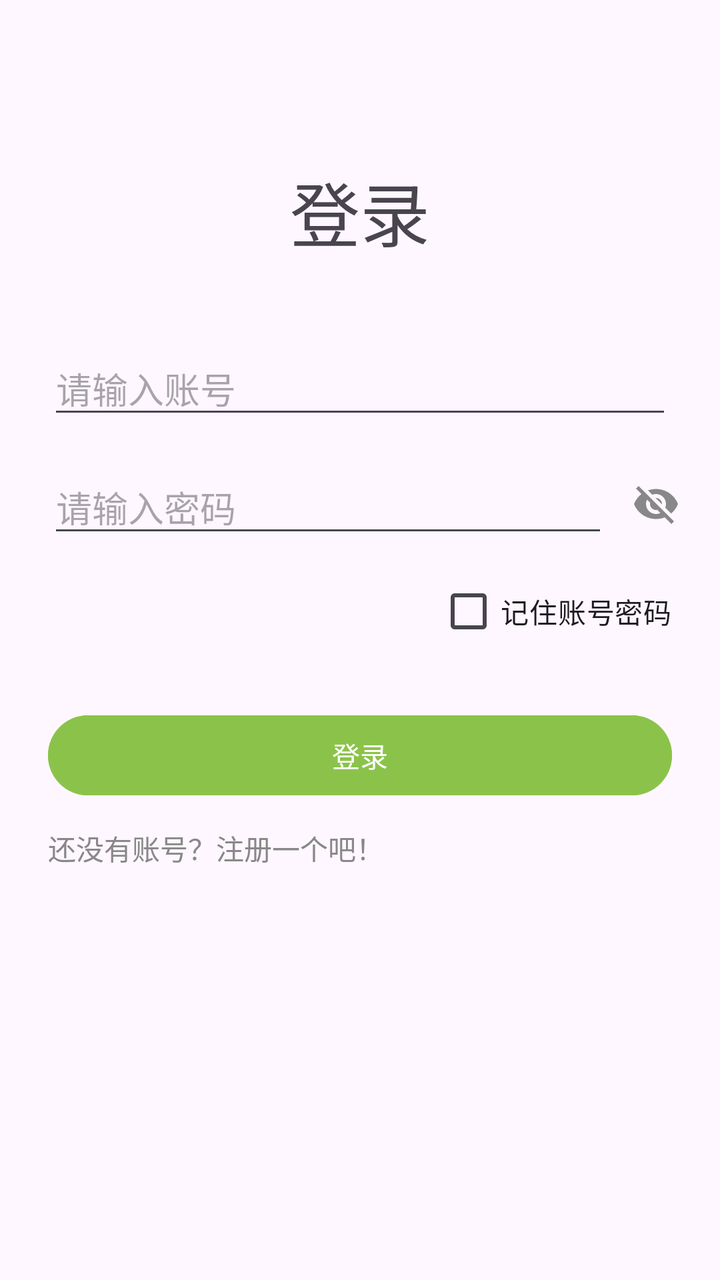
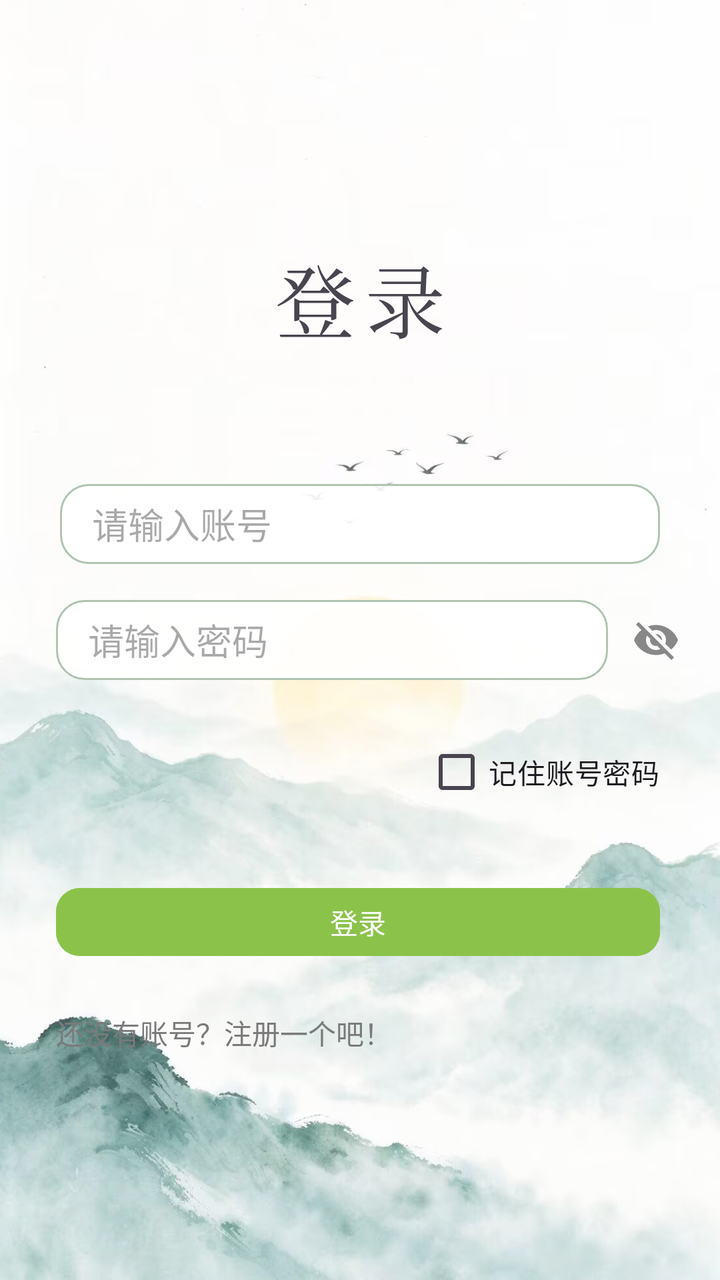

An Android layout rendered at two revisions. The XML below is the earlier revision; the diff shows what the commit changed to produce the second picture.
<!-- AndroidManifest.xml: application theme Theme.PoemApp -->
<!-- res/layout/login.xml -->
<?xml version="1.0" encoding="utf-8"?>
<androidx.constraintlayout.widget.ConstraintLayout xmlns:android="http://schemas.android.com/apk/res/android"
    xmlns:app="http://schemas.android.com/apk/res-auto"
    xmlns:tools="http://schemas.android.com/tools"
    android:id="@+id/main"
    android:layout_width="match_parent"
    android:layout_height="match_parent"
    tools:context=".Ui.Login">

    <TextView
        android:id="@+id/loginTitle"
        android:layout_width="0dp"
        android:layout_height="wrap_content"
        app:layout_constraintStart_toStartOf="parent"
        app:layout_constraintEnd_toEndOf="parent"
        android:layout_marginTop="80dp"
        android:text="登录"
        android:textSize="35sp"
        app:layout_constraintTop_toTopOf="parent"
        android:gravity="center"/>

    <EditText
    android:layout_width="0dp"
    android:layout_height="wrap_content"
    android:id="@+id/etAccount"
    android:hint="请输入账号"
    app:layout_constraintStart_toStartOf="parent"
    app:layout_constraintEnd_toEndOf="parent"
    android:layout_marginStart="24dp"
    android:layout_marginEnd="24dp"
    app:layout_constraintTop_toBottomOf="@id/loginTitle"
    android:layout_marginTop="40dp"/>

    <EditText
        android:layout_width="0dp"
        android:layout_height="wrap_content"
        android:id="@+id/etPassword"
        android:hint="请输入密码"
        android:inputType="textPassword"
        app:layout_constraintStart_toStartOf="parent"
        app:layout_constraintEnd_toEndOf="parent"
        android:layout_marginStart="24dp"
        android:layout_marginEnd="56dp"
        app:layout_constraintTop_toBottomOf="@id/etAccount"
        android:layout_marginTop="16dp"/>

    <ImageView
        android:id="@+id/ivTogglePassword"
        android:layout_width="40dp"
        android:layout_height="40dp"
        android:padding="8dp"
        android:src="@drawable/ic_visibility_off"
        android:background="?attr/selectableItemBackgroundBorderless"
        app:layout_constraintEnd_toEndOf="parent"
        app:layout_constraintTop_toTopOf="@id/etPassword"
        app:layout_constraintBottom_toBottomOf="@id/etPassword"
        android:layout_marginEnd="12dp" />

    <CheckBox
        android:layout_width="wrap_content"
        android:layout_height="wrap_content"
        android:id="@+id/cbRememberPassword"
        android:text="记住账号密码"
        android:textSize="14sp"
        app:layout_constraintEnd_toEndOf="@id/btnLogin"
        app:layout_constraintTop_toBottomOf="@id/etPassword"
        android:layout_marginTop="8dp"/>


    <Button
        android:id="@+id/btnLogin"
        android:text="登录"
        android:backgroundTint="#8BC34A"
        android:textColor="#FFFFFF"
        android:layout_width="0dp"
        android:layout_height="wrap_content"
        app:layout_constraintStart_toStartOf="parent"
        app:layout_constraintEnd_toEndOf="parent"
        android:layout_marginStart="24dp"
        android:layout_marginEnd="24dp"
        app:layout_constraintTop_toBottomOf="@id/cbRememberPassword"
        android:layout_marginTop="24dp" />


    <TextView
        android:layout_width="0dp"
        android:layout_height="wrap_content"
        android:id="@+id/toGoToRegister"
        android:text="还没有账号？注册一个吧！"
        android:textSize="14sp"
        android:textColor="#888888"
        app:layout_constraintStart_toStartOf="parent"
        app:layout_constraintEnd_toEndOf="parent"
        android:layout_marginStart="24dp"
        android:layout_marginEnd="24dp"
        app:layout_constraintTop_toBottomOf="@id/btnLogin"
        android:layout_marginTop="12dp"/>


</androidx.constraintlayout.widget.ConstraintLayout>
<!-- resources referenced by this layout -->
<resources>
  <!-- drawable ic_visibility_off (drawable) -->
  <vector xmlns:android="http://schemas.android.com/apk/res/android"
      android:width="24dp"
      android:height="24dp"
      android:viewportWidth="24"
      android:viewportHeight="24"
      android:tint="#888888">
      <path
          android:fillColor="@android:color/white"
          android:pathData="M12,7c2.76,0 5,2.24 5,5 0,0.65 -0.13,1.26 -0.36,1.83l2.92,2.92c1.51,-1.26 2.7,-2.89 3.43,-4.75 -1.73,-4.39 -6,-7.5 -11,-7.5 -1.4,0 -2.74,0.25 -3.98,0.7l2.16,2.16C10.74,7.13 11.35,7 12,7zM2,4.27l2.28,2.28 0.46,0.46C3.08,8.3 1.78,10.02 1,12c1.73,4.39 6,7.5 11,7.5 1.55,0 3.03,-0.3 4.38,-0.84l0.42,0.42L19.73,22 21,20.73 3.27,3 2,4.27zM7.53,9.8l1.55,1.55c-0.05,0.21 -0.08,0.43 -0.08,0.65 0,1.66 1.34,3 3,3 0.22,0 0.44,-0.03 0.65,-0.08l1.55,1.55c-0.67,0.33 -1.41,0.53 -2.2,0.53 -2.76,0 -5,-2.24 -5,-5 0,-0.79 0.2,-1.53 0.53,-2.2zM11.84,9.02l3.15,3.15 0.02,-0.16c0,-1.66 -1.34,-3 -3,-3l-0.17,0.01z" />
  </vector>
  <style name="Theme.PoemApp" parent="Base.Theme.PoemApp" />
  <style name="Base.Theme.PoemApp" parent="Theme.Material3.DayNight.NoActionBar">
          
          
      </style>
</resources>

<!-- the commit's change to res/layout/login.xml (unified diff, before → after) -->
@@ -7,42 +7,78 @@
     android:layout_height="match_parent"
     tools:context=".Ui.Login">
 
+    
+    <ImageView
+        android:id="@+id/ivBg"
+        android:layout_width="0dp"
+        android:layout_height="0dp"
+        android:scaleType="centerCrop"
+        android:src="@drawable/login_picture2"
+        android:contentDescription="@null"
+        app:layout_constraintStart_toStartOf="parent"
+        app:layout_constraintEnd_toEndOf="parent"
+        app:layout_constraintTop_toTopOf="parent"
+        app:layout_constraintBottom_toBottomOf="parent" />
+
+    
+    <View
+        android:id="@+id/vScrim"
+        android:layout_width="0dp"
+        android:layout_height="0dp"
+        android:background="#1FFFFFFF"
+        app:layout_constraintStart_toStartOf="parent"
+        app:layout_constraintEnd_toEndOf="parent"
+        app:layout_constraintTop_toTopOf="parent"
+        app:layout_constraintBottom_toBottomOf="parent" />
+
     <TextView
         android:id="@+id/loginTitle"
         android:layout_width="0dp"
         android:layout_height="wrap_content"
         app:layout_constraintStart_toStartOf="parent"
         app:layout_constraintEnd_toEndOf="parent"
-        android:layout_marginTop="80dp"
+        android:layout_marginTop="120dp"
         android:text="登录"
-        android:textSize="35sp"
+        android:textSize="40sp"
+        android:letterSpacing="0.12"
+        android:fontFamily="serif"
         app:layout_constraintTop_toTopOf="parent"
         android:gravity="center"/>
 
     <EditText
-    android:layout_width="0dp"
-    android:layout_height="wrap_content"
-    android:id="@+id/etAccount"
-    android:hint="请输入账号"
-    app:layout_constraintStart_toStartOf="parent"
-    app:layout_constraintEnd_toEndOf="parent"
-    android:layout_marginStart="24dp"
-    android:layout_marginEnd="24dp"
-    app:layout_constraintTop_toBottomOf="@id/loginTitle"
-    android:layout_marginTop="40dp"/>
+        android:layout_width="0dp"
+        android:layout_height="40dp"
+        android:id="@+id/etAccount"
+        android:hint="请输入账号"
+        android:background="@drawable/bg_input"
+        android:paddingStart="16dp"
+        android:paddingEnd="16dp"
+        android:gravity="center_vertical"
+        android:maxLines="1"
+        app:layout_constraintStart_toStartOf="parent"
+        app:layout_constraintEnd_toEndOf="parent"
+        android:layout_marginStart="30dp"
+        android:layout_marginEnd="30dp"
+        app:layout_constraintTop_toBottomOf="@id/loginTitle"
+        android:layout_marginTop="64dp"/>
 
     <EditText
         android:layout_width="0dp"
-        android:layout_height="wrap_content"
+        android:layout_height="40dp"
         android:id="@+id/etPassword"
         android:hint="请输入密码"
         android:inputType="textPassword"
+        android:background="@drawable/bg_input"
+        android:paddingStart="16dp"
+        android:paddingEnd="16dp"
+        android:gravity="center_vertical"
+        android:maxLines="1"
         app:layout_constraintStart_toStartOf="parent"
         app:layout_constraintEnd_toEndOf="parent"
-        android:layout_marginStart="24dp"
+        android:layout_marginStart="28dp"
         android:layout_marginEnd="56dp"
         app:layout_constraintTop_toBottomOf="@id/etAccount"
-        android:layout_marginTop="16dp"/>
+        android:layout_marginTop="18dp"/>
 
     <ImageView
         android:id="@+id/ivTogglePassword"
@@ -64,23 +100,24 @@
         android:textSize="14sp"
         app:layout_constraintEnd_toEndOf="@id/btnLogin"
         app:layout_constraintTop_toBottomOf="@id/etPassword"
-        android:layout_marginTop="8dp"/>
+        android:layout_marginTop="22dp"/>
 
 
     <Button
         android:id="@+id/btnLogin"
+        android:layout_width="0dp"
+        android:layout_height="42dp"
+        android:layout_marginStart="28dp"
+        android:layout_marginTop="30dp"
+        android:layout_marginEnd="30dp"
+        android:backgroundTint="#8BC34A"
         android:text="登录"
-        android:backgroundTint="#8BC34A"
         android:textColor="#FFFFFF"
-        android:layout_width="0dp"
-        android:layout_height="wrap_content"
+        app:cornerRadius="12dp"
+        app:layout_constraintEnd_toEndOf="parent"
+        app:layout_constraintHorizontal_bias="0.0"
         app:layout_constraintStart_toStartOf="parent"
-        app:layout_constraintEnd_toEndOf="parent"
-        android:layout_marginStart="24dp"
-        android:layout_marginEnd="24dp"
-        app:layout_constraintTop_toBottomOf="@id/cbRememberPassword"
-        android:layout_marginTop="24dp" />
-
+        app:layout_constraintTop_toBottomOf="@id/cbRememberPassword" />
 
     <TextView
         android:layout_width="0dp"
@@ -88,13 +125,13 @@
         android:id="@+id/toGoToRegister"
         android:text="还没有账号？注册一个吧！"
         android:textSize="14sp"
-        android:textColor="#888888"
+        android:textColor="#7A7A7A"
         app:layout_constraintStart_toStartOf="parent"
         app:layout_constraintEnd_toEndOf="parent"
-        android:layout_marginStart="24dp"
-        android:layout_marginEnd="24dp"
+        android:layout_marginStart="28dp"
+        android:layout_marginEnd="28dp"
         app:layout_constraintTop_toBottomOf="@id/btnLogin"
-        android:layout_marginTop="12dp"/>
+        android:layout_marginTop="24dp"/>
 
 
 </androidx.constraintlayout.widget.ConstraintLayout>
<!-- resource entries referenced after the edit -->
@@ -1,5 +1,15 @@
 <!-- resources referenced by this layout -->
 <resources>
+  <!-- drawable bg_input (drawable) -->
+  <?xml version="1.0" encoding="utf-8"?>
+  <shape xmlns:android="http://schemas.android.com/apk/res/android"
+      android:shape="rectangle">
+      <solid android:color="#E6FFFFFF" />
+      <corners android:radius="14dp" />
+      <stroke
+          android:width="1dp"
+          android:color="#B0C4B1" />
+  </shape>
   <!-- drawable ic_visibility_off (drawable) -->
   <vector xmlns:android="http://schemas.android.com/apk/res/android"
       android:width="24dp"
@@ -11,6 +21,7 @@
           android:fillColor="@android:color/white"
           android:pathData="M12,7c2.76,0 5,2.24 5,5 0,0.65 -0.13,1.26 -0.36,1.83l2.92,2.92c1.51,-1.26 2.7,-2.89 3.43,-4.75 -1.73,-4.39 -6,-7.5 -11,-7.5 -1.4,0 -2.74,0.25 -3.98,0.7l2.16,2.16C10.74,7.13 11.35,7 12,7zM2,4.27l2.28,2.28 0.46,0.46C3.08,8.3 1.78,10.02 1,12c1.73,4.39 6,7.5 11,7.5 1.55,0 3.03,-0.3 4.38,-0.84l0.42,0.42L19.73,22 21,20.73 3.27,3 2,4.27zM7.53,9.8l1.55,1.55c-0.05,0.21 -0.08,0.43 -0.08,0.65 0,1.66 1.34,3 3,3 0.22,0 0.44,-0.03 0.65,-0.08l1.55,1.55c-0.67,0.33 -1.41,0.53 -2.2,0.53 -2.76,0 -5,-2.24 -5,-5 0,-0.79 0.2,-1.53 0.53,-2.2zM11.84,9.02l3.15,3.15 0.02,-0.16c0,-1.66 -1.34,-3 -3,-3l-0.17,0.01z" />
   </vector>
+  <!-- drawable login_picture2: jpg bitmap (drawable, 112975 bytes) -->
   <style name="Theme.PoemApp" parent="Base.Theme.PoemApp" />
   <style name="Base.Theme.PoemApp" parent="Theme.Material3.DayNight.NoActionBar">
           
